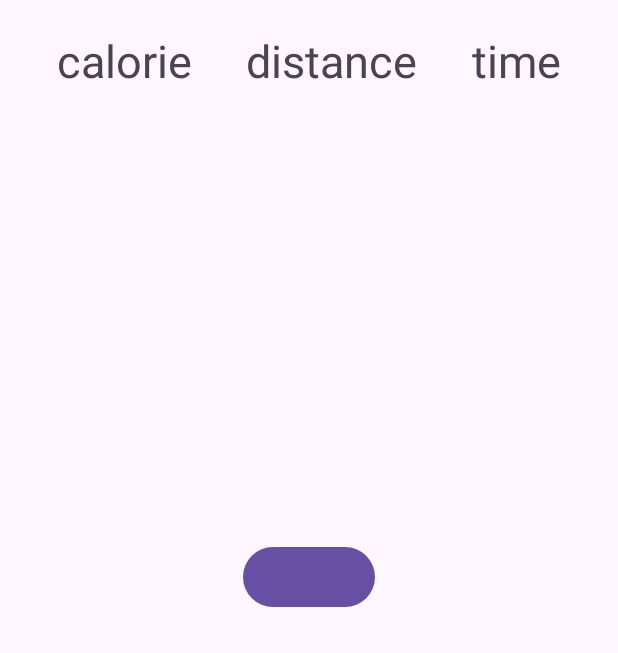
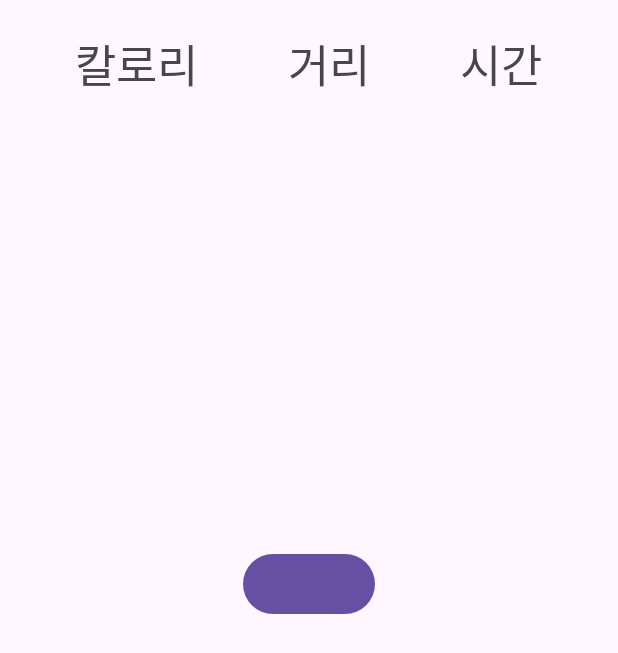
Before and after one commit to mobileprogramtukorea/androidstudioproject, an Android app: the layout walking_with_dog.xml on its own in the app's theme, with its tools: preview values and no code run, on a phone screen of 412 x 824 dp. Shown: the top 653 px of the screen. Run offline under Robolectric (Android 15) with nearby library versions, the phone set to English and light mode, and no system bars.

Commit message:
날씨 API 통신 위한 Gradle 및 산책화면 편집

```diff
--- a/app/build.gradle.kts
+++ b/app/build.gradle.kts
@@ -38,7 +38,9 @@ android {
 }
 
 dependencies {
-
+    //날씨 API 통신 라이브러리
+    implementation("com.squareup.retrofit2:retrofit:2.9.0")
+    implementation("com.squareup.retrofit2:converter-gson:2.9.0")
     implementation(libs.androidx.core.ktx)
     implementation(libs.androidx.appcompat)
     implementation(libs.material)
--- a/app/src/main/res/layout/walking_with_dog.xml
+++ b/app/src/main/res/layout/walking_with_dog.xml
@@ -15,27 +15,27 @@
         android:layout_width="match_parent"
         android:layout_height="wrap_content">
         <TextView
-            android:textSize="30dp"
+            android:textSize="30sp"
             android:layout_weight="1"
             android:id="@+id/calorie"
             android:textAlignment="center"
-            android:text="calorie"
+            android:text="@string/calorie"
             android:layout_width="wrap_content"
             android:layout_height="wrap_content"/>
         <TextView
-            android:textSize="30dp"
+            android:textSize="30sp"
             android:layout_weight="1"
             android:id="@+id/distance"
             android:textAlignment="center"
-            android:text="distance"
+            android:text="@string/distance"
             android:layout_width="wrap_content"
             android:layout_height="wrap_content"/>
         <TextView
-            android:textSize="30dp"
+            android:textSize="30sp"
             android:textAlignment="center"
             android:layout_weight="1"
             android:id="@+id/time"
-            android:text="time"
+            android:text="@string/time"
             android:layout_width="wrap_content"
             android:layout_height="wrap_content"/>
     </LinearLayout>
--- a/app/src/main/res/values/strings.xml
+++ b/app/src/main/res/values/strings.xml
@@ -5,4 +5,7 @@
     <string name="profile_kr">프로필</string>
     <string name="startWalking_kr">산책하기</string>
     <string name="save_kr">저장</string>
+    <string name="calorie">칼로리</string>
+    <string name="distance">거리</string>
+    <string name="time">시간</string>
 </resources>
```
